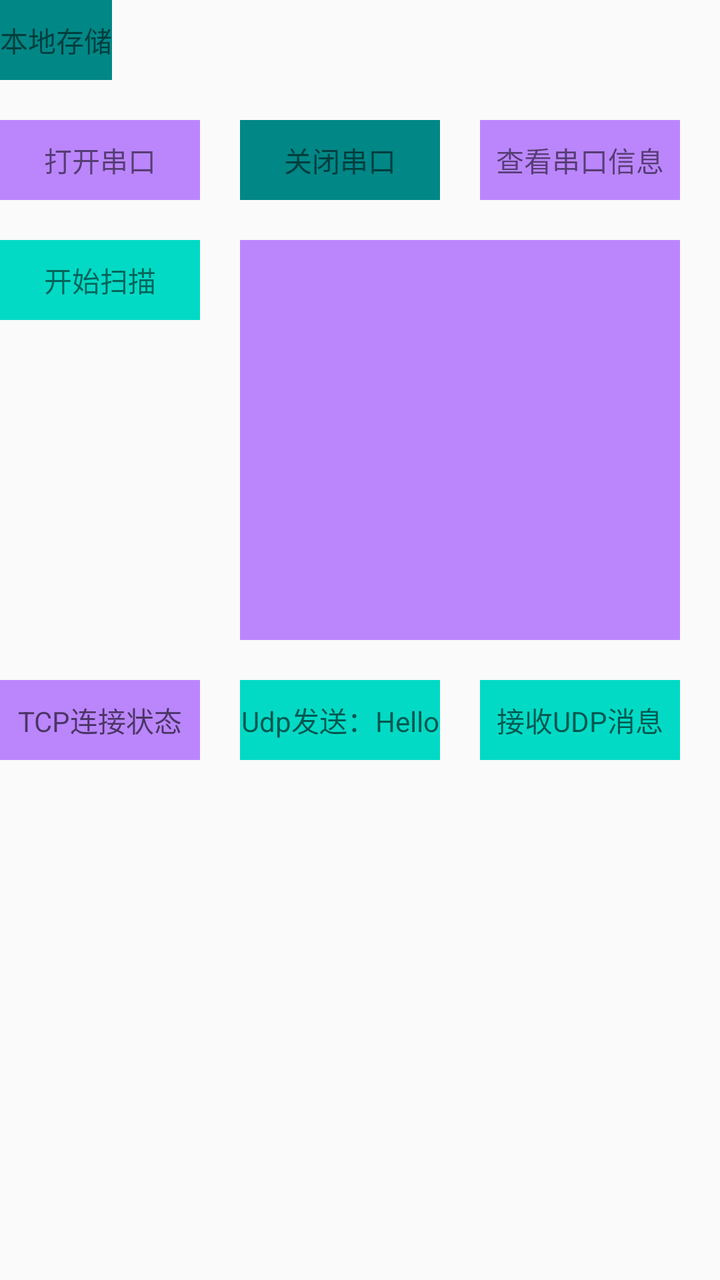
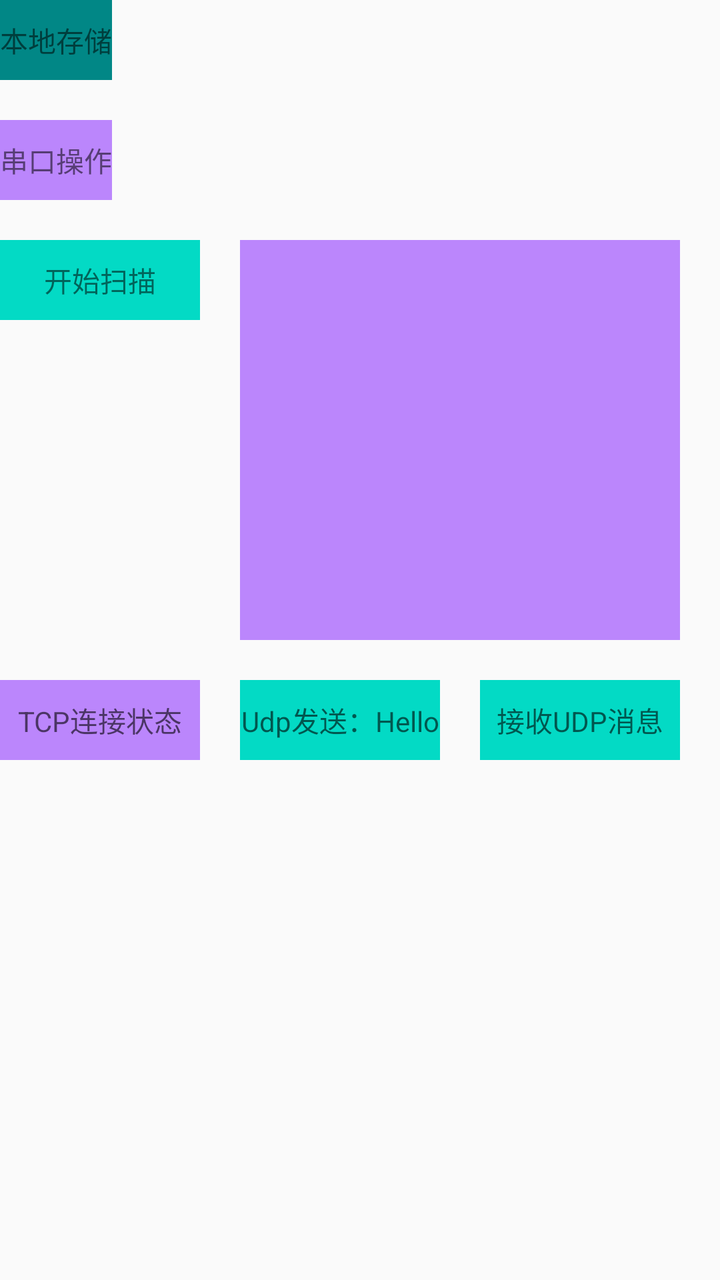

Compare the two renders of this Android layout. The source of the first and the diff that turns it into the second are given below.
<!-- AndroidManifest.xml: activity theme AppTheme -->
<!-- res/layout/activity_main.xml -->
<?xml version="1.0" encoding="utf-8"?>
<layout xmlns:android="http://schemas.android.com/apk/res/android"
    xmlns:app="http://schemas.android.com/apk/res-auto">

    <androidx.constraintlayout.widget.ConstraintLayout
        android:layout_width="match_parent"
        android:layout_height="match_parent">

        <TextView
            android:id="@+id/tv_store"
            android:layout_width="wrap_content"
            android:layout_height="40dp"
            android:background="@color/teal_700"
            android:text="本地存储"
            android:gravity="center"
            app:layout_constraintTop_toTopOf="parent"
            app:layout_constraintStart_toStartOf="parent"
            />

        <androidx.constraintlayout.widget.ConstraintLayout
            android:id="@+id/cl_content2"
            android:layout_width="wrap_content"
            android:layout_height="wrap_content"
            android:layout_marginTop="20dp"
            app:layout_constraintStart_toStartOf="parent"
            app:layout_constraintTop_toBottomOf="@id/tv_store"
            >

            <TextView
                android:id="@+id/tv_serial"
                android:layout_width="100dp"
                android:layout_height="40dp"
                android:background="@color/purple_200"
                android:text="打开串口"
                android:gravity="center"
                app:layout_constraintStart_toStartOf="parent"
                app:layout_constraintTop_toTopOf="parent"
                />

            <TextView
                android:id="@+id/tv_close_serial"
                android:layout_width="100dp"
                android:layout_height="40dp"
                android:background="@color/teal_700"
                android:text="关闭串口"
                android:gravity="center"
                android:layout_marginLeft="20dp"
                app:layout_constraintStart_toEndOf="@id/tv_serial"
                app:layout_constraintTop_toTopOf="parent"
                />

            <TextView
                android:id="@+id/tv_check_serial"
                android:layout_width="100dp"
                android:layout_height="40dp"
                android:background="@color/purple_200"
                android:text="查看串口信息"
                android:gravity="center"
                android:layout_marginLeft="20dp"
                app:layout_constraintStart_toEndOf="@id/tv_close_serial"
                app:layout_constraintTop_toTopOf="parent"
                />

            <TextView
                android:id="@+id/tv_send"
                android:layout_width="120dp"
                android:layout_height="40dp"
                android:background="@color/teal_700"
                android:text="发送十六进制指令"
                android:gravity="center"
                android:layout_marginLeft="20dp"
                app:layout_constraintStart_toEndOf="@id/tv_check_serial"
                app:layout_constraintTop_toTopOf="parent"
                />

            <TextView
                android:id="@+id/tv_receive"
                android:layout_width="120dp"
                android:layout_height="40dp"
                android:background="@color/purple_200"
                android:text="接收十六进制指令"
                android:gravity="center"
                android:layout_marginLeft="20dp"
                app:layout_constraintStart_toEndOf="@id/tv_send"
                app:layout_constraintTop_toTopOf="parent"
                />

            <TextView
                android:id="@+id/tv_read"
                android:layout_width="100dp"
                android:layout_height="40dp"
                android:background="@color/teal_200"
                android:text="读寄存器"
                android:gravity="center"
                android:layout_marginLeft="20dp"
                app:layout_constraintStart_toEndOf="@id/tv_receive"
                app:layout_constraintTop_toTopOf="parent"
                />

            <TextView
                android:id="@+id/tv_write"
                android:layout_width="100dp"
                android:layout_height="40dp"
                android:background="@color/purple_200"
                android:text="写寄存器"
                android:gravity="center"
                android:layout_marginLeft="20dp"
                app:layout_constraintStart_toEndOf="@id/tv_read"
                app:layout_constraintTop_toTopOf="parent"
                />

            <TextView
                android:id="@+id/tv_state"
                android:layout_width="100dp"
                android:layout_height="40dp"
                android:background="@color/teal_200"
                android:gravity="center"
                android:layout_marginLeft="20dp"
                app:layout_constraintStart_toEndOf="@id/tv_write"
                app:layout_constraintTop_toTopOf="parent"
                />

        </androidx.constraintlayout.widget.ConstraintLayout>

        <androidx.constraintlayout.widget.ConstraintLayout
            android:id="@+id/cl_content3"
            android:layout_width="match_parent"
            android:layout_height="wrap_content"
            android:layout_marginTop="20dp"
            app:layout_constraintStart_toStartOf="parent"
            app:layout_constraintTop_toBottomOf="@id/cl_content2"
            >

            <TextView
                android:id="@+id/tv_scan"
                android:layout_width="100dp"
                android:layout_height="40dp"
                android:background="@color/teal_200"
                android:text="开始扫描"
                android:gravity="center"
                app:layout_constraintStart_toStartOf="parent"
                app:layout_constraintTop_toTopOf="parent"
                />

            <androidx.recyclerview.widget.RecyclerView
                android:id="@+id/rv_device_list"
                android:layout_width="220dp"
                android:layout_height="200dp"
                android:textSize="16sp"
                android:layout_marginLeft="20dp"
                android:hint="扫描到的BLE设备将显示在这里..."
                android:background="@color/purple_200"
                app:layout_constraintStart_toEndOf="@id/tv_scan"
                app:layout_constraintTop_toTopOf="parent"
                />

            <TextView
                android:id="@+id/tv_device_info"
                android:layout_width="100dp"
                android:layout_height="40dp"
                android:background="@color/teal_200"
                android:hint="设备信息"
                android:gravity="center"
                android:layout_marginLeft="20dp"
                app:layout_constraintStart_toEndOf="@id/rv_device_list"
                app:layout_constraintTop_toTopOf="parent"
                />

            <TextView
                android:id="@+id/tv_write_char"
                android:layout_width="100dp"
                android:layout_height="40dp"
                android:background="@color/purple_200"
                android:text="写入特征值"
                android:gravity="center"
                android:layout_marginLeft="20dp"
                app:layout_constraintStart_toEndOf="@id/tv_device_info"
                app:layout_constraintTop_toTopOf="parent"
                />

        </androidx.constraintlayout.widget.ConstraintLayout>

    <androidx.constraintlayout.widget.ConstraintLayout
        android:id="@+id/cl_content4"
        android:layout_width="match_parent"
        android:layout_height="wrap_content"
        android:layout_marginTop="20dp"
        app:layout_constraintStart_toStartOf="parent"
        app:layout_constraintTop_toBottomOf="@id/cl_content3">

        <TextView
            android:id="@+id/tv_tcp"
            android:layout_width="100dp"
            android:layout_height="40dp"
            android:background="@color/purple_200"
            android:gravity="center"
            android:hint="TCP连接状态"
            app:layout_constraintStart_toStartOf="parent"
            app:layout_constraintTop_toTopOf="parent"
            />

        <TextView
            android:id="@+id/tv_udp"
            android:layout_width="100dp"
            android:layout_height="40dp"
            android:background="@color/teal_200"
            android:gravity="center"
            android:hint="Udp发送：Hello"
            android:layout_marginLeft="20dp"
            app:layout_constraintStart_toEndOf="@id/tv_tcp"
            app:layout_constraintTop_toTopOf="parent"
            />

        <TextView
            android:id="@+id/tv_udp_content"
            android:layout_width="100dp"
            android:layout_height="40dp"
            android:background="@color/teal_200"
            android:gravity="center"
            android:hint="接收UDP消息"
            android:layout_marginLeft="20dp"
            app:layout_constraintStart_toEndOf="@id/tv_udp"
            app:layout_constraintTop_toTopOf="parent"
            />

    </androidx.constraintlayout.widget.ConstraintLayout>

    </androidx.constraintlayout.widget.ConstraintLayout>

</layout>
<!-- resources referenced by this layout -->
<resources>
  <color name="purple_200">#FFBB86FC</color>
  <color name="teal_200">#FF03DAC5</color>
  <color name="teal_700">#FF018786</color>
  <style name="AppTheme" parent="Theme.AppCompat.Light.NoActionBar" />
</resources>

<!-- the commit's change to res/layout/activity_main.xml (unified diff, before → after) -->
@@ -17,110 +17,21 @@
             app:layout_constraintStart_toStartOf="parent"
             />
 
-        <androidx.constraintlayout.widget.ConstraintLayout
-            android:id="@+id/cl_content2"
+        <TextView
+            android:id="@+id/tv_serial"
             android:layout_width="wrap_content"
-            android:layout_height="wrap_content"
+            android:layout_height="40dp"
+            android:text="串口操作"
+            android:gravity="center"
+            android:background="@color/purple_200"
             android:layout_marginTop="20dp"
             app:layout_constraintStart_toStartOf="parent"
             app:layout_constraintTop_toBottomOf="@id/tv_store"
             >
 
-            <TextView
-                android:id="@+id/tv_serial"
-                android:layout_width="100dp"
-                android:layout_height="40dp"
-                android:background="@color/purple_200"
-                android:text="打开串口"
-                android:gravity="center"
-                app:layout_constraintStart_toStartOf="parent"
-                app:layout_constraintTop_toTopOf="parent"
-                />
 
-            <TextView
-                android:id="@+id/tv_close_serial"
-                android:layout_width="100dp"
-                android:layout_height="40dp"
-                android:background="@color/teal_700"
-                android:text="关闭串口"
-                android:gravity="center"
-                android:layout_marginLeft="20dp"
-                app:layout_constraintStart_toEndOf="@id/tv_serial"
-                app:layout_constraintTop_toTopOf="parent"
-                />
 
-            <TextView
-                android:id="@+id/tv_check_serial"
-                android:layout_width="100dp"
-                android:layout_height="40dp"
-                android:background="@color/purple_200"
-                android:text="查看串口信息"
-                android:gravity="center"
-                android:layout_marginLeft="20dp"
-                app:layout_constraintStart_toEndOf="@id/tv_close_serial"
-                app:layout_constraintTop_toTopOf="parent"
-                />
-
-            <TextView
-                android:id="@+id/tv_send"
-                android:layout_width="120dp"
-                android:layout_height="40dp"
-                android:background="@color/teal_700"
-                android:text="发送十六进制指令"
-                android:gravity="center"
-                android:layout_marginLeft="20dp"
-                app:layout_constraintStart_toEndOf="@id/tv_check_serial"
-                app:layout_constraintTop_toTopOf="parent"
-                />
-
-            <TextView
-                android:id="@+id/tv_receive"
-                android:layout_width="120dp"
-                android:layout_height="40dp"
-                android:background="@color/purple_200"
-                android:text="接收十六进制指令"
-                android:gravity="center"
-                android:layout_marginLeft="20dp"
-                app:layout_constraintStart_toEndOf="@id/tv_send"
-                app:layout_constraintTop_toTopOf="parent"
-                />
-
-            <TextView
-                android:id="@+id/tv_read"
-                android:layout_width="100dp"
-                android:layout_height="40dp"
-                android:background="@color/teal_200"
-                android:text="读寄存器"
-                android:gravity="center"
-                android:layout_marginLeft="20dp"
-                app:layout_constraintStart_toEndOf="@id/tv_receive"
-                app:layout_constraintTop_toTopOf="parent"
-                />
-
-            <TextView
-                android:id="@+id/tv_write"
-                android:layout_width="100dp"
-                android:layout_height="40dp"
-                android:background="@color/purple_200"
-                android:text="写寄存器"
-                android:gravity="center"
-                android:layout_marginLeft="20dp"
-                app:layout_constraintStart_toEndOf="@id/tv_read"
-                app:layout_constraintTop_toTopOf="parent"
-                />
-
-            <TextView
-                android:id="@+id/tv_state"
-                android:layout_width="100dp"
-                android:layout_height="40dp"
-                android:background="@color/teal_200"
-                android:gravity="center"
-                android:layout_marginLeft="20dp"
-                app:layout_constraintStart_toEndOf="@id/tv_write"
-                app:layout_constraintTop_toTopOf="parent"
-                />
-
-        </androidx.constraintlayout.widget.ConstraintLayout>
+        </TextView>
 
         <androidx.constraintlayout.widget.ConstraintLayout
             android:id="@+id/cl_content3"
@@ -128,7 +39,7 @@
             android:layout_height="wrap_content"
             android:layout_marginTop="20dp"
             app:layout_constraintStart_toStartOf="parent"
-            app:layout_constraintTop_toBottomOf="@id/cl_content2"
+            app:layout_constraintTop_toBottomOf="@id/tv_serial"
             >
 
             <TextView
